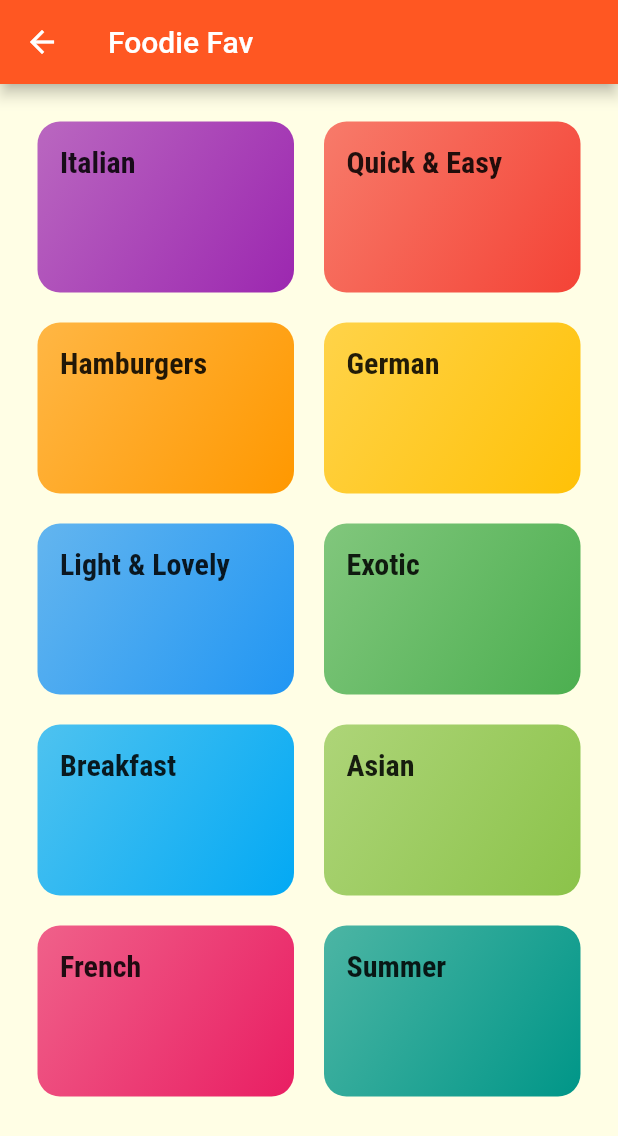
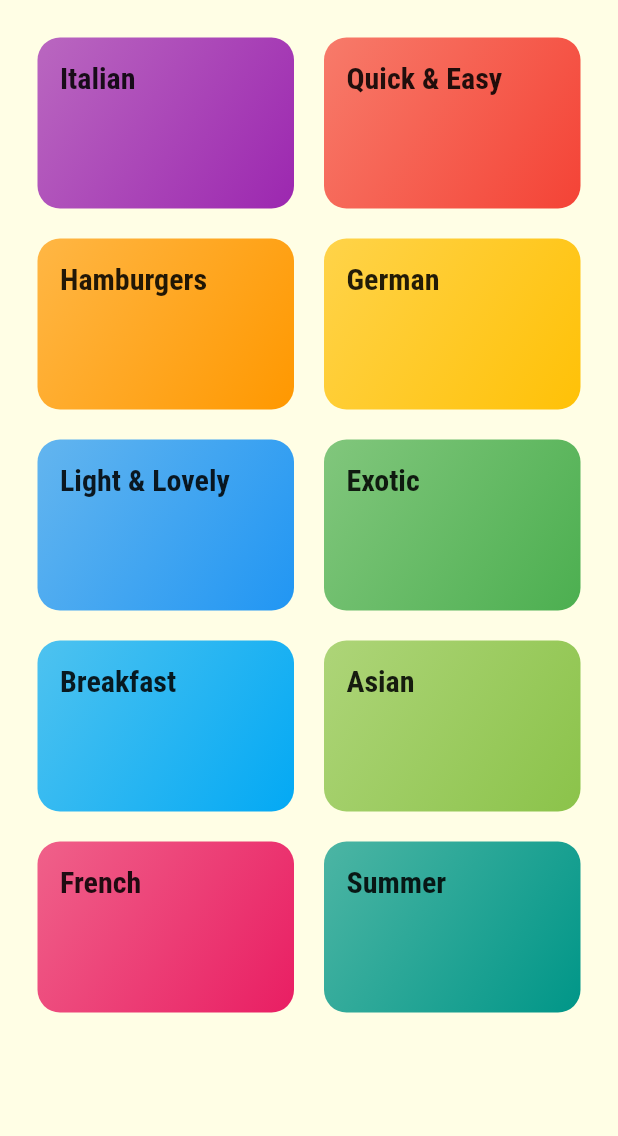
Before and after one commit to Meghan31/Foodie_app, a Flutter app: the CategoriesScreen widget shown alone on an empty page, opened directly, on a phone screen of 412 x 824 dp. Shown: the top 1136 px of the screen. Run offline on Flutter 3.47's test engine with Material 2 defaults, Android fonts, the phone set to English and light mode, and no system bars.

Commit message:
➖ Removed Appbar

```diff
--- a/foodie_app/lib/screens/categories_screen.dart
+++ b/foodie_app/lib/screens/categories_screen.dart
@@ -6,11 +6,7 @@ import '../widgets/category_item.dart';
 class CategoriesScreen extends StatelessWidget {
   @override
   Widget build(BuildContext context) {
-    return Scaffold(
-      appBar: AppBar(
-        title: const Text('Foodie Fav'),
-      ),
-      body: GridView(
+    return GridView(
       padding: const EdgeInsets.all(25),
       children: DUMMY_CATEGORIES
           .map(
@@ -27,7 +23,6 @@ class CategoriesScreen extends StatelessWidget {
         crossAxisSpacing: 20,
         mainAxisSpacing: 20,
       ),
-      ),
     );
   }
 }
```
Lines whose indentation alone changed are shown as unchanged.
